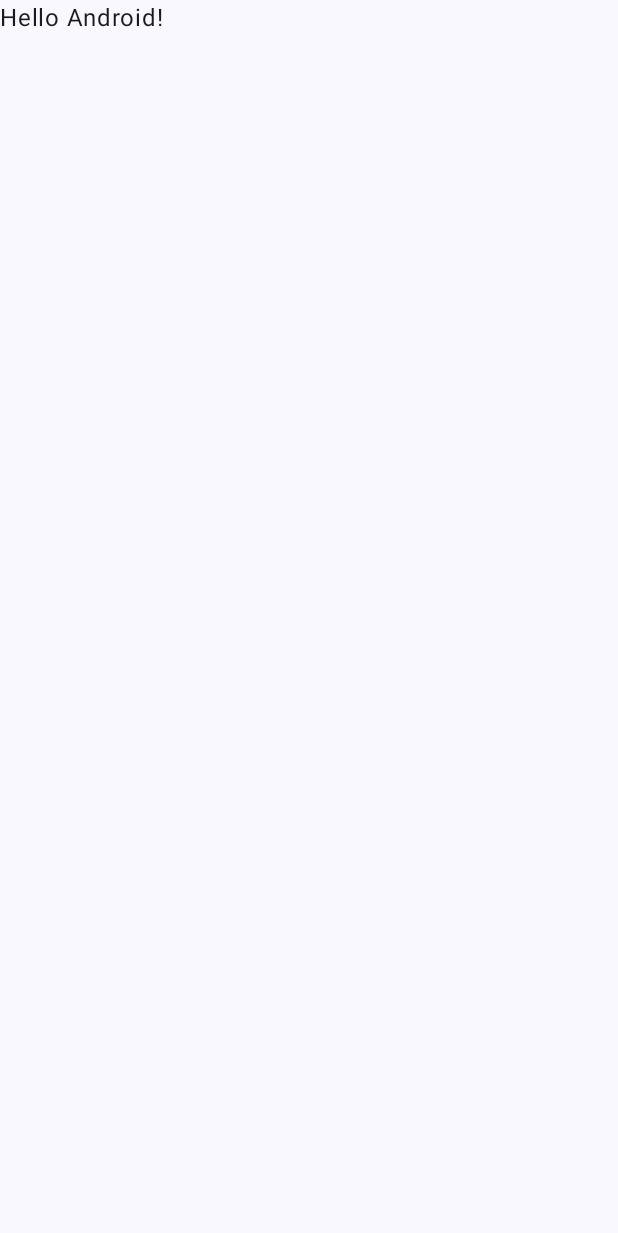
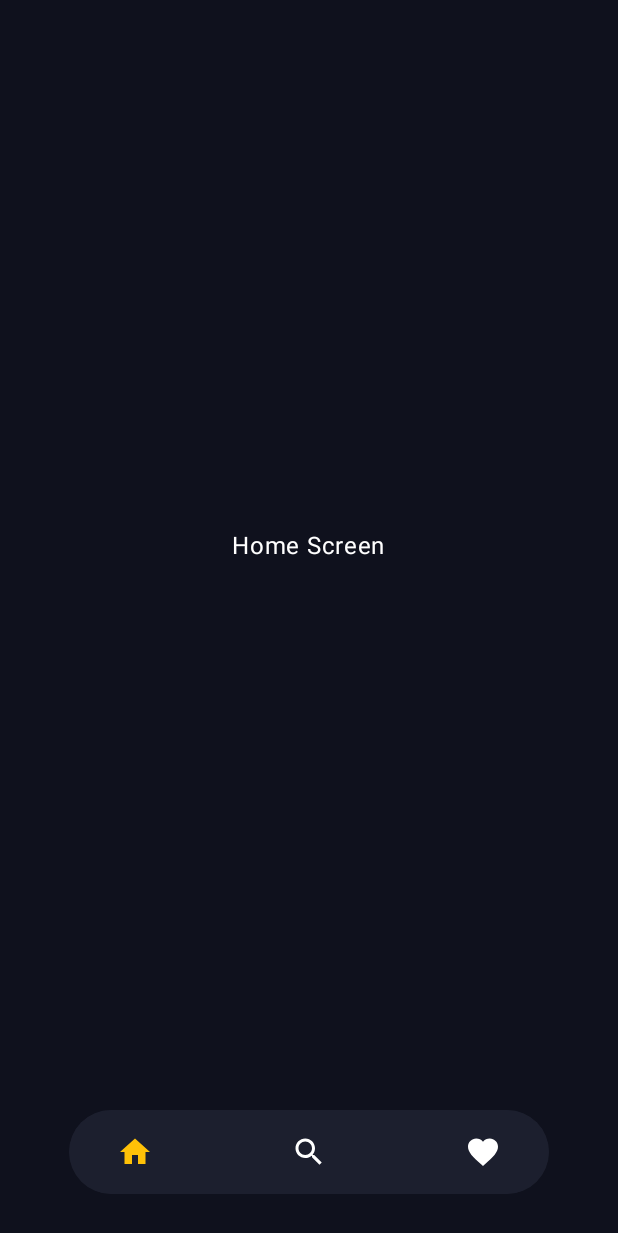
Before and after one commit to nikhilmehta2014/MovieTime, an Android app built with Jetpack Compose: the screen it shows after launch (MainActivity), on a phone screen of 412 x 824 dp. Before the commit the part shown is almost empty. Shown: the top 1233 px of the screen. Run offline under Robolectric (Android 15) with nearby library versions, the light colour scheme and no system bars.

Commit message:
Add navigation graph and bottom navigation bar on home screen

```diff
--- a/app/build.gradle.kts
+++ b/app/build.gradle.kts
@@ -49,6 +49,7 @@ dependencies {
     implementation(libs.androidx.ui.graphics)
     implementation(libs.androidx.ui.tooling.preview)
     implementation(libs.androidx.material3)
+    implementation(libs.androidx.navigation)
     testImplementation(libs.junit)
     androidTestImplementation(libs.androidx.junit)
     androidTestImplementation(libs.androidx.espresso.core)
--- a/app/src/main/java/com/nikhil/movietime/MainActivity.kt
+++ b/app/src/main/java/com/nikhil/movietime/MainActivity.kt
@@ -4,13 +4,20 @@ import android.os.Bundle
 import androidx.activity.ComponentActivity
 import androidx.activity.compose.setContent
 import androidx.activity.enableEdgeToEdge
-import androidx.compose.foundation.layout.fillMaxSize
+import androidx.compose.foundation.layout.Box
+import androidx.compose.foundation.layout.WindowInsets
 import androidx.compose.foundation.layout.padding
 import androidx.compose.material3.Scaffold
-import androidx.compose.material3.Text
 import androidx.compose.runtime.Composable
+import androidx.compose.runtime.getValue
 import androidx.compose.ui.Modifier
-import androidx.compose.ui.tooling.preview.Preview
+import androidx.compose.ui.graphics.Color
+import androidx.navigation.NavHostController
+import androidx.navigation.compose.currentBackStackEntryAsState
+import androidx.navigation.compose.rememberNavController
+import com.nikhil.movietime.ui.home.BottomNavigationBar
+import com.nikhil.movietime.ui.home.bottomNavItems
+import com.nikhil.movietime.ui.navigation.NavigationGraph
 import com.nikhil.movietime.ui.theme.MovieTimeTheme
 
 class MainActivity : ComponentActivity() {
@@ -19,29 +26,41 @@ class MainActivity : ComponentActivity() {
         enableEdgeToEdge()
         setContent {
             MovieTimeTheme {
-                Scaffold(modifier = Modifier.fillMaxSize()) { innerPadding ->
-                    Greeting(
-                        name = "Android",
-                        modifier = Modifier.padding(innerPadding)
-                    )
-                }
+                val navController = rememberNavController()
+                MainScreen(navController = navController)
             }
         }
     }
 }
 
 @Composable
-fun Greeting(name: String, modifier: Modifier = Modifier) {
-    Text(
-        text = "Hello $name!",
-        modifier = modifier
-    )
-}
+fun MainScreen(navController: NavHostController) {
+    val navBackStackEntry by navController.currentBackStackEntryAsState()
+    val currentRoute = navBackStackEntry?.destination?.route ?: bottomNavItems[0].route
 
-@Preview(showBackground = true)
-@Composable
-fun GreetingPreview() {
-    MovieTimeTheme {
-        Greeting("Android")
+    Scaffold(
+        containerColor = Color(0xFF0F111D),
+        contentWindowInsets = WindowInsets(0),
+        bottomBar = {
+            BottomNavigationBar(
+                selectedRoute = currentRoute,
+                items = bottomNavItems,
+                onItemSelected = { item ->
+                    if (currentRoute != item.route) {
+                        navController.navigate(item.route) {
+                            popUpTo(navController.graph.startDestinationId) {
+                                saveState = true
+                            }
+                            launchSingleTop = true
+                            restoreState = true
+                        }
+                    }
+                }
+            )
+        }
+    ) { padding ->
+        Box(modifier = Modifier.padding(padding)) {
+            NavigationGraph(navController)
+        }
     }
 }
--- /dev/null
+++ b/app/src/main/java/com/nikhil/movietime/ui/favorite/FavoriteScreen.kt
@@ -0,0 +1,16 @@
+package com.nikhil.movietime.ui.favorite
+
+import androidx.compose.foundation.layout.Box
+import androidx.compose.foundation.layout.fillMaxSize
+import androidx.compose.material3.Text
+import androidx.compose.runtime.Composable
+import androidx.compose.ui.Alignment
+import androidx.compose.ui.Modifier
+import androidx.compose.ui.graphics.Color
+
+@Composable
+fun FavoriteScreen() {
+    Box(Modifier.fillMaxSize(), contentAlignment = Alignment.Center) {
+        Text("Favorite Screen", color = Color.White)
+    }
+}
--- /dev/null
+++ b/app/src/main/java/com/nikhil/movietime/ui/home/BottomNavBar.kt
@@ -0,0 +1,73 @@
+package com.nikhil.movietime.ui.home
+
+import androidx.compose.foundation.background
+import androidx.compose.foundation.layout.Arrangement
+import androidx.compose.foundation.layout.Box
+import androidx.compose.foundation.layout.Row
+import androidx.compose.foundation.layout.fillMaxSize
+import androidx.compose.foundation.layout.fillMaxWidth
+import androidx.compose.foundation.layout.height
+import androidx.compose.foundation.layout.padding
+import androidx.compose.foundation.layout.size
+import androidx.compose.foundation.layout.width
+import androidx.compose.foundation.shape.RoundedCornerShape
+import androidx.compose.material3.Icon
+import androidx.compose.material3.IconButton
+import androidx.compose.material3.Surface
+import androidx.compose.runtime.Composable
+import androidx.compose.ui.Alignment
+import androidx.compose.ui.Modifier
+import androidx.compose.ui.draw.clip
+import androidx.compose.ui.draw.shadow
+import androidx.compose.ui.graphics.Color
+import androidx.compose.ui.unit.dp
+
+@Composable
+fun BottomNavigationBar(
+    selectedRoute: String,
+    items: List<BottomNavItem>,
+    onItemSelected: (BottomNavItem) -> Unit
+) {
+    val backgroundColor = Color(0xFF1C1F2E)
+    val selectedColor = Color(0xFFFFC107)
+    val unselectedColor = Color.White
+
+    Box(
+        modifier = Modifier
+            .fillMaxWidth()
+            .padding(bottom = 16.dp)
+            .height(80.dp),
+        contentAlignment = Alignment.Center
+    ) {
+        Surface(
+            modifier = Modifier
+                .width(320.dp)
+                .height(56.dp)
+                .clip(RoundedCornerShape(32.dp))
+                .background(backgroundColor)
+                .shadow(8.dp, RoundedCornerShape(32.dp)),
+            color = backgroundColor
+        ) {
+            Row(
+                modifier = Modifier
+                    .fillMaxSize()
+                    .padding(horizontal = 20.dp),
+                horizontalArrangement = Arrangement.SpaceBetween,
+                verticalAlignment = Alignment.CenterVertically
+            ) {
+                items.forEach { item ->
+                    val isSelected = item.route == selectedRoute
+
+                    IconButton(onClick = { onItemSelected(item) }) {
+                        Icon(
+                            imageVector = item.icon,
+                            contentDescription = item.label,
+                            tint = if (isSelected) selectedColor else unselectedColor,
+                            modifier = Modifier.size(24.dp)
+                        )
+                    }
+                }
+            }
+        }
+    }
+}
--- /dev/null
+++ b/app/src/main/java/com/nikhil/movietime/ui/home/BottomNavItem.kt
@@ -0,0 +1,33 @@
+package com.nikhil.movietime.ui.home
+
+import androidx.compose.material.icons.Icons
+import androidx.compose.material.icons.filled.Favorite
+import androidx.compose.material.icons.filled.Home
+import androidx.compose.material.icons.filled.Search
+import androidx.compose.runtime.Immutable
+import androidx.compose.ui.graphics.vector.ImageVector
+
+@Immutable
+data class BottomNavItem(
+    val route: String,
+    val icon: ImageVector,
+    val label: String
+)
+
+val bottomNavItems = listOf(
+    BottomNavItem(
+        route = "home",
+        icon = Icons.Default.Home,
+        label = "Home"
+    ),
+    BottomNavItem(
+        route = "search",
+        icon = Icons.Default.Search,
+        label = "Search"
+    ),
+    BottomNavItem(
+        route = "favorite",
+        icon = Icons.Default.Favorite,
+        label = "Favorite"
+    )
+)
--- /dev/null
+++ b/app/src/main/java/com/nikhil/movietime/ui/home/HomeScreen.kt
@@ -0,0 +1,16 @@
+package com.nikhil.movietime.ui.home
+
+import androidx.compose.foundation.layout.Box
+import androidx.compose.foundation.layout.fillMaxSize
+import androidx.compose.material3.Text
+import androidx.compose.runtime.Composable
+import androidx.compose.ui.Alignment
+import androidx.compose.ui.Modifier
+import androidx.compose.ui.graphics.Color
+
+@Composable
+fun HomeScreen() {
+    Box(Modifier.fillMaxSize(), contentAlignment = Alignment.Center) {
+        Text("Home Screen", color = Color.White)
+    }
+}
--- /dev/null
+++ b/app/src/main/java/com/nikhil/movietime/ui/navigation/NavigationGraph.kt
@@ -0,0 +1,21 @@
+package com.nikhil.movietime.ui.navigation
+
+import androidx.compose.runtime.Composable
+import androidx.navigation.NavHostController
+import androidx.navigation.compose.NavHost
+import androidx.navigation.compose.composable
+import com.nikhil.movietime.ui.favorite.FavoriteScreen
+import com.nikhil.movietime.ui.home.HomeScreen
+import com.nikhil.movietime.ui.search.SearchScreen
+
+@Composable
+fun NavigationGraph(navController: NavHostController) {
+    NavHost(
+        navController = navController,
+        startDestination = "home"
+    ) {
+        composable("home") { HomeScreen() }
+        composable("search") { SearchScreen() }
+        composable("favorite") { FavoriteScreen() }
+    }
+}
--- /dev/null
+++ b/app/src/main/java/com/nikhil/movietime/ui/search/SearchScreen.kt
@@ -0,0 +1,16 @@
+package com.nikhil.movietime.ui.search
+
+import androidx.compose.foundation.layout.Box
+import androidx.compose.foundation.layout.fillMaxSize
+import androidx.compose.material3.Text
+import androidx.compose.runtime.Composable
+import androidx.compose.ui.Alignment
+import androidx.compose.ui.Modifier
+import androidx.compose.ui.graphics.Color
+
+@Composable
+fun SearchScreen() {
+    Box(Modifier.fillMaxSize(), contentAlignment = Alignment.Center) {
+        Text("Search Screen", color = Color.White)
+    }
+}
--- a/gradle/libs.versions.toml
+++ b/gradle/libs.versions.toml
@@ -8,6 +8,7 @@ espressoCore = "3.6.1"
 lifecycleRuntimeKtx = "2.9.1"
 activityCompose = "1.10.1"
 composeBom = "2024.09.00"
+navigation = "2.9.0"
 
 [libraries]
 androidx-core-ktx = { group = "androidx.core", name = "core-ktx", version.ref = "coreKtx" }
@@ -24,6 +25,7 @@ androidx-ui-tooling-preview = { group = "androidx.compose.ui", name = "ui-toolin
 androidx-ui-test-manifest = { group = "androidx.compose.ui", name = "ui-test-manifest" }
 androidx-ui-test-junit4 = { group = "androidx.compose.ui", name = "ui-test-junit4" }
 androidx-material3 = { group = "androidx.compose.material3", name = "material3" }
+androidx-navigation = { group = "androidx.navigation", name = "navigation-compose", version.ref = "navigation"  }
 
 [plugins]
 android-application = { id = "com.android.application", version.ref = "agp" }
```
